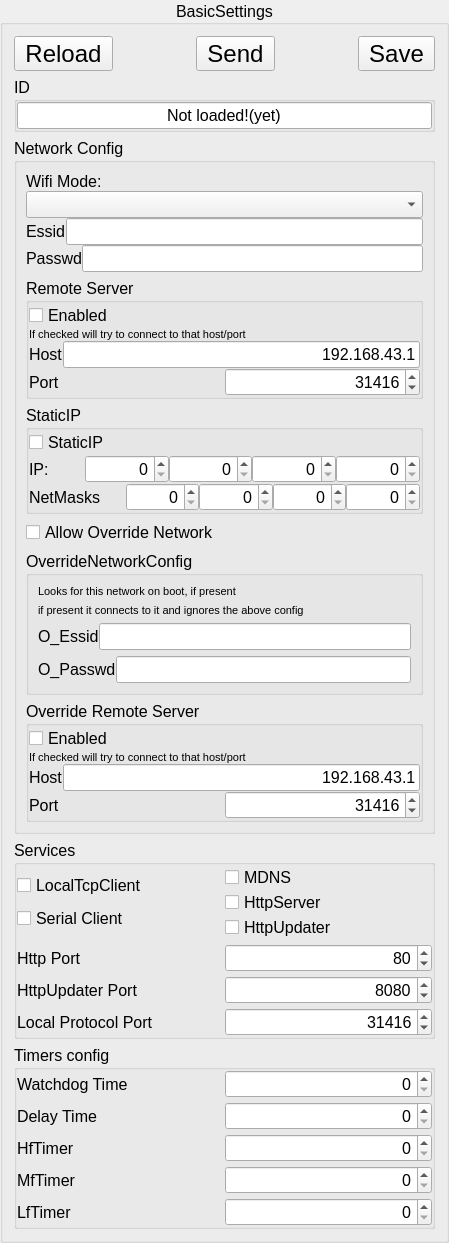
This is Apps/LedRemoteControl/editbasicsettingsgroupbox.ui in successbyfailure/libreLeds as Qt 5 draws it before an edit. The edited form follows.
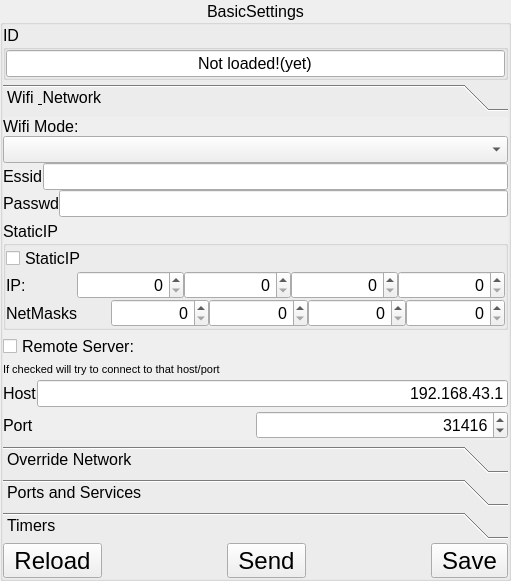
This is the edited form.

Commit message:
modo server para la app movil
apk para android

```diff
--- a/Apps/LedRemoteControl/editbasicsettingsgroupbox.ui
+++ b/Apps/LedRemoteControl/editbasicsettingsgroupbox.ui
@@ -6,8 +6,8 @@
    <rect>
     <x>0</x>
     <y>0</y>
-    <width>449</width>
-    <height>1203</height>
+    <width>511</width>
+    <height>581</height>
    </rect>
   </property>
   <property name="font">
@@ -30,94 +30,22 @@
   <property name="checkable">
    <bool>false</bool>
   </property>
-  <layout class="QVBoxLayout" name="verticalLayout_8">
-   <item>
-    <layout class="QHBoxLayout" name="horizontalLayout">
+  <layout class="QVBoxLayout" name="verticalLayout_4">
      <property name="spacing">
+    <number>4</number>
+   </property>
+   <property name="leftMargin">
       <number>0</number>
      </property>
-     <item>
-      <widget class="QToolButton" name="btnReload">
-       <property name="font">
-        <font>
-         <pointsize>18</pointsize>
-        </font>
-       </property>
-       <property name="text">
-        <string>Reload</string>
-       </property>
-       <property name="iconSize">
-        <size>
-         <width>32</width>
-         <height>32</height>
-        </size>
-       </property>
-      </widget>
-     </item>
-     <item>
-      <spacer name="horizontalSpacer_3">
-       <property name="orientation">
-        <enum>Qt::Horizontal</enum>
-       </property>
-       <property name="sizeHint" stdset="0">
-        <size>
-         <width>40</width>
-         <height>20</height>
-        </size>
-       </property>
-      </spacer>
-     </item>
-     <item>
-      <widget class="QToolButton" name="btnSend">
-       <property name="font">
-        <font>
-         <pointsize>18</pointsize>
-        </font>
-       </property>
-       <property name="text">
-        <string>Send</string>
-       </property>
-       <property name="iconSize">
-        <size>
-         <width>32</width>
-         <height>32</height>
-        </size>
-       </property>
-      </widget>
-     </item>
-     <item>
-      <spacer name="horizontalSpacer_4">
-       <property name="orientation">
-        <enum>Qt::Horizontal</enum>
-       </property>
-       <property name="sizeHint" stdset="0">
-        <size>
-         <width>40</width>
-         <height>20</height>
-        </size>
-       </property>
-      </spacer>
-     </item>
-     <item>
-      <widget class="QToolButton" name="btnSave">
-       <property name="font">
-        <font>
-         <pointsize>18</pointsize>
-        </font>
-       </property>
-       <property name="text">
-        <string>Save</string>
-       </property>
-       <property name="iconSize">
-        <size>
-         <width>32</width>
-         <height>32</height>
-        </size>
-       </property>
-      </widget>
-     </item>
-    </layout>
-   </item>
+   <property name="topMargin">
+    <number>0</number>
+   </property>
+   <property name="rightMargin">
+    <number>0</number>
+   </property>
+   <property name="bottomMargin">
+    <number>0</number>
+   </property>
    <item>
     <widget class="QGroupBox" name="gbID">
      <property name="title">
@@ -156,11 +84,38 @@
     </widget>
    </item>
    <item>
-    <widget class="QGroupBox" name="gbWifi">
-     <property name="title">
-      <string>Network Config</string>
+    <widget class="QToolBox" name="toolBox">
+     <property name="currentIndex">
+      <number>0</number>
      </property>
-     <layout class="QVBoxLayout" name="verticalLayout_3">
+     <widget class="QWidget" name="page">
+      <property name="geometry">
+       <rect>
+        <x>0</x>
+        <y>0</y>
+        <width>491</width>
+        <height>341</height>
+       </rect>
+      </property>
+      <attribute name="label">
+       <string>Wifi &amp; Network</string>
+      </attribute>
+      <layout class="QVBoxLayout" name="verticalLayout_10">
+       <property name="spacing">
+        <number>4</number>
+       </property>
+       <property name="leftMargin">
+        <number>0</number>
+       </property>
+       <property name="topMargin">
+        <number>0</number>
+       </property>
+       <property name="rightMargin">
+        <number>0</number>
+       </property>
+       <property name="bottomMargin">
+        <number>0</number>
+       </property>
       <item>
        <layout class="QVBoxLayout" name="verticalLayout_7">
         <property name="spacing">
@@ -220,106 +175,6 @@
         </item>
        </layout>
       </item>
-      <item>
-       <widget class="QGroupBox" name="groupBox_4">
-        <property name="title">
-         <string>Remote Server</string>
-        </property>
-        <layout class="QVBoxLayout" name="verticalLayout_12">
-         <property name="spacing">
-          <number>0</number>
-         </property>
-         <property name="leftMargin">
-          <number>0</number>
-         </property>
-         <property name="topMargin">
-          <number>0</number>
-         </property>
-         <property name="rightMargin">
-          <number>0</number>
-         </property>
-         <property name="bottomMargin">
-          <number>0</number>
-         </property>
-         <item>
-          <widget class="QCheckBox" name="checkremoteEnabled">
-           <property name="text">
-            <string>Enabled</string>
-           </property>
-          </widget>
-         </item>
-         <item>
-          <widget class="QLabel" name="label_13">
-           <property name="font">
-            <font>
-             <pointsize>8</pointsize>
-            </font>
-           </property>
-           <property name="text">
-            <string>If checked will try to connect to that host/port</string>
-           </property>
-          </widget>
-         </item>
-         <item>
-          <layout class="QHBoxLayout" name="horizontalLayout_34">
-           <property name="spacing">
-            <number>0</number>
-           </property>
-           <item>
-            <widget class="QLabel" name="label_29">
-             <property name="text">
-              <string>Host</string>
-             </property>
-            </widget>
-           </item>
-           <item>
-            <widget class="QLineEdit" name="editRemoteHost">
-             <property name="text">
-              <string>192.168.43.1</string>
-             </property>
-             <property name="maxLength">
-              <number>20</number>
-             </property>
-             <property name="alignment">
-              <set>Qt::AlignRight|Qt::AlignTrailing|Qt::AlignVCenter</set>
-             </property>
-            </widget>
-           </item>
-          </layout>
-         </item>
-         <item>
-          <layout class="QHBoxLayout" name="horizontalLayout_28">
-           <property name="spacing">
-            <number>0</number>
-           </property>
-           <item>
-            <widget class="QLabel" name="label_30">
-             <property name="text">
-              <string>Port</string>
-             </property>
-            </widget>
-           </item>
-           <item>
-            <widget class="QSpinBox" name="spinRemotePort">
-             <property name="alignment">
-              <set>Qt::AlignRight|Qt::AlignTrailing|Qt::AlignVCenter</set>
-             </property>
-             <property name="minimum">
-              <number>100</number>
-             </property>
-             <property name="maximum">
-              <number>65536</number>
-             </property>
-             <property name="value">
-              <number>31416</number>
-             </property>
-            </widget>
-           </item>
-          </layout>
-         </item>
-        </layout>
-       </widget>
-      </item>
       <item>
        <widget class="QGroupBox" name="groupBox">
         <property name="title">
@@ -540,6 +395,125 @@
        </widget>
       </item>
       <item>
+        <widget class="QCheckBox" name="checkremoteEnabled">
+         <property name="text">
+          <string>Remote Server:</string>
+         </property>
+        </widget>
+       </item>
+       <item>
+        <widget class="QLabel" name="label_13">
+         <property name="font">
+          <font>
+           <pointsize>8</pointsize>
+          </font>
+         </property>
+         <property name="text">
+          <string>If checked will try to connect to that host/port</string>
+         </property>
+        </widget>
+       </item>
+       <item>
+        <layout class="QHBoxLayout" name="horizontalLayout_34">
+         <property name="spacing">
+          <number>0</number>
+         </property>
+         <item>
+          <widget class="QLabel" name="label_29">
+           <property name="text">
+            <string>Host</string>
+           </property>
+          </widget>
+         </item>
+         <item>
+          <widget class="QLineEdit" name="editRemoteHost">
+           <property name="text">
+            <string>192.168.43.1</string>
+           </property>
+           <property name="maxLength">
+            <number>20</number>
+           </property>
+           <property name="alignment">
+            <set>Qt::AlignRight|Qt::AlignTrailing|Qt::AlignVCenter</set>
+           </property>
+          </widget>
+         </item>
+        </layout>
+       </item>
+       <item>
+        <layout class="QHBoxLayout" name="horizontalLayout_28">
+         <property name="spacing">
+          <number>0</number>
+         </property>
+         <item>
+          <widget class="QLabel" name="label_30">
+           <property name="text">
+            <string>Port</string>
+           </property>
+          </widget>
+         </item>
+         <item>
+          <widget class="QSpinBox" name="spinRemotePort">
+           <property name="alignment">
+            <set>Qt::AlignRight|Qt::AlignTrailing|Qt::AlignVCenter</set>
+           </property>
+           <property name="minimum">
+            <number>100</number>
+           </property>
+           <property name="maximum">
+            <number>65536</number>
+           </property>
+           <property name="value">
+            <number>31416</number>
+           </property>
+          </widget>
+         </item>
+        </layout>
+       </item>
+       <item>
+        <spacer name="verticalSpacer">
+         <property name="orientation">
+          <enum>Qt::Vertical</enum>
+         </property>
+         <property name="sizeHint" stdset="0">
+          <size>
+           <width>20</width>
+           <height>9</height>
+          </size>
+         </property>
+        </spacer>
+       </item>
+      </layout>
+     </widget>
+     <widget class="QWidget" name="page_2">
+      <property name="geometry">
+       <rect>
+        <x>0</x>
+        <y>0</y>
+        <width>505</width>
+        <height>320</height>
+       </rect>
+      </property>
+      <attribute name="label">
+       <string>Override Network</string>
+      </attribute>
+      <layout class="QVBoxLayout" name="verticalLayout_2">
+       <property name="spacing">
+        <number>4</number>
+       </property>
+       <property name="leftMargin">
+        <number>0</number>
+       </property>
+       <property name="topMargin">
+        <number>0</number>
+       </property>
+       <property name="rightMargin">
+        <number>0</number>
+       </property>
+       <property name="bottomMargin">
+        <number>0</number>
+       </property>
+       <item>
        <widget class="QCheckBox" name="checkAllowOverride">
         <property name="text">
          <string>Allow Override Network</string>
@@ -547,12 +521,6 @@
        </widget>
       </item>
       <item>
-       <widget class="QGroupBox" name="gbOverrideNetwork">
-        <property name="title">
-         <string>OverrideNetworkConfig</string>
-        </property>
-        <layout class="QVBoxLayout" name="verticalLayout_2">
-         <item>
           <widget class="QLabel" name="label_10">
            <property name="font">
             <font>
@@ -618,34 +586,10 @@
            </item>
           </layout>
          </item>
-        </layout>
-       </widget>
-      </item>
-      <item>
-       <widget class="QGroupBox" name="gbOverrideServer">
-        <property name="title">
-         <string>Override Remote Server</string>
-        </property>
-        <layout class="QVBoxLayout" name="verticalLayout_10">
-         <property name="spacing">
-          <number>0</number>
-         </property>
-         <property name="leftMargin">
-          <number>0</number>
-         </property>
-         <property name="topMargin">
-          <number>0</number>
-         </property>
-         <property name="rightMargin">
-          <number>0</number>
-         </property>
-         <property name="bottomMargin">
-          <number>0</number>
-         </property>
          <item>
           <widget class="QCheckBox" name="checkOremoteEnabled">
            <property name="text">
-            <string>Enabled</string>
+          <string>Remote Server</string>
            </property>
           </widget>
          </item>
@@ -718,18 +662,26 @@
            </item>
           </layout>
          </item>
-        </layout>
-       </widget>
-      </item>
-     </layout>
-    </widget>
-   </item>
    <item>
-    <widget class="QGroupBox" name="gbMisc">
-     <property name="title">
-      <string notr="true">Services</string>
-     </property>
-     <layout class="QVBoxLayout" name="verticalLayout_4">
+        <spacer name="verticalSpacer_2">
+         <property name="orientation">
+          <enum>Qt::Vertical</enum>
+         </property>
+         <property name="sizeHint" stdset="0">
+          <size>
+           <width>20</width>
+           <height>40</height>
+          </size>
+         </property>
+        </spacer>
+       </item>
+      </layout>
+     </widget>
+     <widget class="QWidget" name="page_4">
+      <attribute name="label">
+       <string>Ports and Services</string>
+      </attribute>
+      <layout class="QVBoxLayout" name="verticalLayout_3">
       <property name="spacing">
        <number>4</number>
       </property>
@@ -743,16 +695,6 @@
        <number>0</number>
       </property>
       <property name="bottomMargin">
-       <number>0</number>
-      </property>
-      <item>
-       <layout class="QHBoxLayout" name="horizontalLayout_32">
-        <property name="spacing">
-         <number>0</number>
-        </property>
-        <item>
-         <layout class="QVBoxLayout" name="verticalLayout_11">
-          <property name="spacing">
            <number>0</number>
           </property>
           <item>
@@ -762,6 +704,42 @@
             </property>
            </widget>
           </item>
+       <item>
+        <layout class="QHBoxLayout" name="horizontalLayout_31">
+         <property name="spacing">
+          <number>0</number>
+         </property>
+         <item>
+          <widget class="QLabel" name="label_27">
+           <property name="text">
+            <string>LocalTcp Port</string>
+           </property>
+          </widget>
+         </item>
+         <item>
+          <widget class="QSpinBox" name="spinLocalPort">
+           <property name="alignment">
+            <set>Qt::AlignRight|Qt::AlignTrailing|Qt::AlignVCenter</set>
+           </property>
+           <property name="buttonSymbols">
+            <enum>QAbstractSpinBox::UpDownArrows</enum>
+           </property>
+           <property name="minimum">
+            <number>1000</number>
+           </property>
+           <property name="maximum">
+            <number>65356</number>
+           </property>
+           <property name="singleStep">
+            <number>1</number>
+           </property>
+           <property name="value">
+            <number>31416</number>
+           </property>
+          </widget>
+         </item>
+        </layout>
+       </item>
           <item>
            <widget class="QCheckBox" name="checkSerialClient">
             <property name="text">
@@ -769,13 +747,6 @@
             </property>
            </widget>
           </item>
-         </layout>
-        </item>
-        <item>
-         <layout class="QVBoxLayout" name="verticalLayout_6">
-          <property name="spacing">
-           <number>0</number>
-          </property>
           <item>
            <widget class="QCheckBox" name="checkMdnsEnabled">
             <property name="text">
@@ -791,17 +762,6 @@
            </widget>
           </item>
           <item>
-           <widget class="QCheckBox" name="checkHttpUpdateEnabled">
-            <property name="text">
-             <string>HttpUpdater</string>
-            </property>
-           </widget>
-          </item>
-         </layout>
-        </item>
-       </layout>
-      </item>
-      <item>
        <layout class="QHBoxLayout" name="horizontalLayout_33">
         <property name="spacing">
          <number>0</number>
@@ -809,7 +769,7 @@
         <item>
          <widget class="QLabel" name="label_28">
           <property name="text">
-           <string>Http Port</string>
+            <string>Http Server Port</string>
           </property>
          </widget>
         </item>
@@ -837,6 +797,13 @@
         </item>
        </layout>
       </item>
+       <item>
+        <widget class="QCheckBox" name="checkHttpUpdateEnabled">
+         <property name="text">
+          <string>HttpUpdater</string>
+         </property>
+        </widget>
+       </item>
       <item>
        <layout class="QHBoxLayout" name="horizontalLayout_30">
         <property name="spacing">
@@ -874,49 +841,24 @@
        </layout>
       </item>
       <item>
-       <layout class="QHBoxLayout" name="horizontalLayout_31">
-        <property name="spacing">
-         <number>0</number>
-        </property>
-        <item>
-         <widget class="QLabel" name="label_27">
-          <property name="text">
-           <string>Local Protocol Port</string>
-          </property>
-         </widget>
-        </item>
-        <item>
-         <widget class="QSpinBox" name="spinLocalPort">
-          <property name="alignment">
-           <set>Qt::AlignRight|Qt::AlignTrailing|Qt::AlignVCenter</set>
-          </property>
-          <property name="buttonSymbols">
-           <enum>QAbstractSpinBox::UpDownArrows</enum>
-          </property>
-          <property name="minimum">
-           <number>1000</number>
-          </property>
-          <property name="maximum">
-           <number>65356</number>
-          </property>
-          <property name="singleStep">
-           <number>1</number>
-          </property>
-          <property name="value">
-           <number>31416</number>
-          </property>
-         </widget>
-        </item>
-       </layout>
-      </item>
-     </layout>
-    </widget>
-   </item>
-   <item>
-    <widget class="QGroupBox" name="groupBox_2">
-     <property name="title">
-      <string>Timers config</string>
-     </property>
+        <spacer name="verticalSpacer_3">
+         <property name="orientation">
+          <enum>Qt::Vertical</enum>
+         </property>
+         <property name="sizeHint" stdset="0">
+          <size>
+           <width>20</width>
+           <height>40</height>
+          </size>
+         </property>
+        </spacer>
+       </item>
+      </layout>
+     </widget>
+     <widget class="QWidget" name="page_3">
+      <attribute name="label">
+       <string>Timers</string>
+      </attribute>
      <layout class="QVBoxLayout" name="verticalLayout_5">
       <property name="spacing">
        <number>4</number>
@@ -1071,8 +1013,109 @@
         </item>
        </layout>
       </item>
-     </layout>
-    </widget>
+       <item>
+        <spacer name="verticalSpacer_4">
+         <property name="orientation">
+          <enum>Qt::Vertical</enum>
+         </property>
+         <property name="sizeHint" stdset="0">
+          <size>
+           <width>20</width>
+           <height>40</height>
+          </size>
+         </property>
+        </spacer>
+       </item>
+      </layout>
+     </widget>
+    </widget>
+   </item>
+   <item>
+    <layout class="QHBoxLayout" name="horizontalLayout">
+     <property name="spacing">
+      <number>0</number>
+     </property>
+     <item>
+      <widget class="QToolButton" name="btnReload">
+       <property name="font">
+        <font>
+         <pointsize>18</pointsize>
+        </font>
+       </property>
+       <property name="text">
+        <string>Reload</string>
+       </property>
+       <property name="iconSize">
+        <size>
+         <width>32</width>
+         <height>32</height>
+        </size>
+       </property>
+      </widget>
+     </item>
+     <item>
+      <spacer name="horizontalSpacer_3">
+       <property name="orientation">
+        <enum>Qt::Horizontal</enum>
+       </property>
+       <property name="sizeHint" stdset="0">
+        <size>
+         <width>40</width>
+         <height>20</height>
+        </size>
+       </property>
+      </spacer>
+     </item>
+     <item>
+      <widget class="QToolButton" name="btnSend">
+       <property name="font">
+        <font>
+         <pointsize>18</pointsize>
+        </font>
+       </property>
+       <property name="text">
+        <string>Send</string>
+       </property>
+       <property name="iconSize">
+        <size>
+         <width>32</width>
+         <height>32</height>
+        </size>
+       </property>
+      </widget>
+     </item>
+     <item>
+      <spacer name="horizontalSpacer_4">
+       <property name="orientation">
+        <enum>Qt::Horizontal</enum>
+       </property>
+       <property name="sizeHint" stdset="0">
+        <size>
+         <width>40</width>
+         <height>20</height>
+        </size>
+       </property>
+      </spacer>
+     </item>
+     <item>
+      <widget class="QToolButton" name="btnSave">
+       <property name="font">
+        <font>
+         <pointsize>18</pointsize>
+        </font>
+       </property>
+       <property name="text">
+        <string>Save</string>
+       </property>
+       <property name="iconSize">
+        <size>
+         <width>32</width>
+         <height>32</height>
+        </size>
+       </property>
+      </widget>
+     </item>
+    </layout>
    </item>
   </layout>
  </widget>
```
Lines whose indentation alone changed are shown as unchanged. The commit also changes 18 other files.
